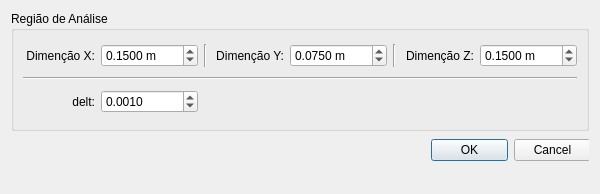
First picture: the form in final_Interface/dialog_cgerais.ui, repository pvmocbel/Lane3dViewer, before the edit.
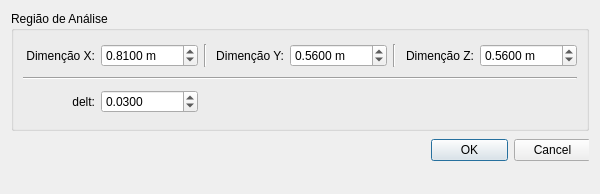
Second picture: the form after the edit.

Patch:
```diff
--- a/final_Interface/dialog_cgerais.ui
+++ b/final_Interface/dialog_cgerais.ui
@@ -75,7 +75,7 @@
          <double>1000.000000000000000</double>
         </property>
         <property name="value">
-         <double>0.150000000000000</double>
+         <double>0.810000000000000</double>
         </property>
        </widget>
       </item>
@@ -114,7 +114,7 @@
          <double>1000.000000000000000</double>
         </property>
         <property name="value">
-         <double>0.075000000000000</double>
+         <double>0.560000000000000</double>
         </property>
        </widget>
       </item>
@@ -156,7 +156,7 @@
          <double>1000.000000000000000</double>
         </property>
         <property name="value">
-         <double>0.150000000000000</double>
+         <double>0.560000000000000</double>
         </property>
        </widget>
       </item>
@@ -186,7 +186,7 @@
          <number>4</number>
         </property>
         <property name="value">
-         <double>0.001000000000000</double>
+         <double>0.030000000000000</double>
         </property>
        </widget>
       </item>
```
